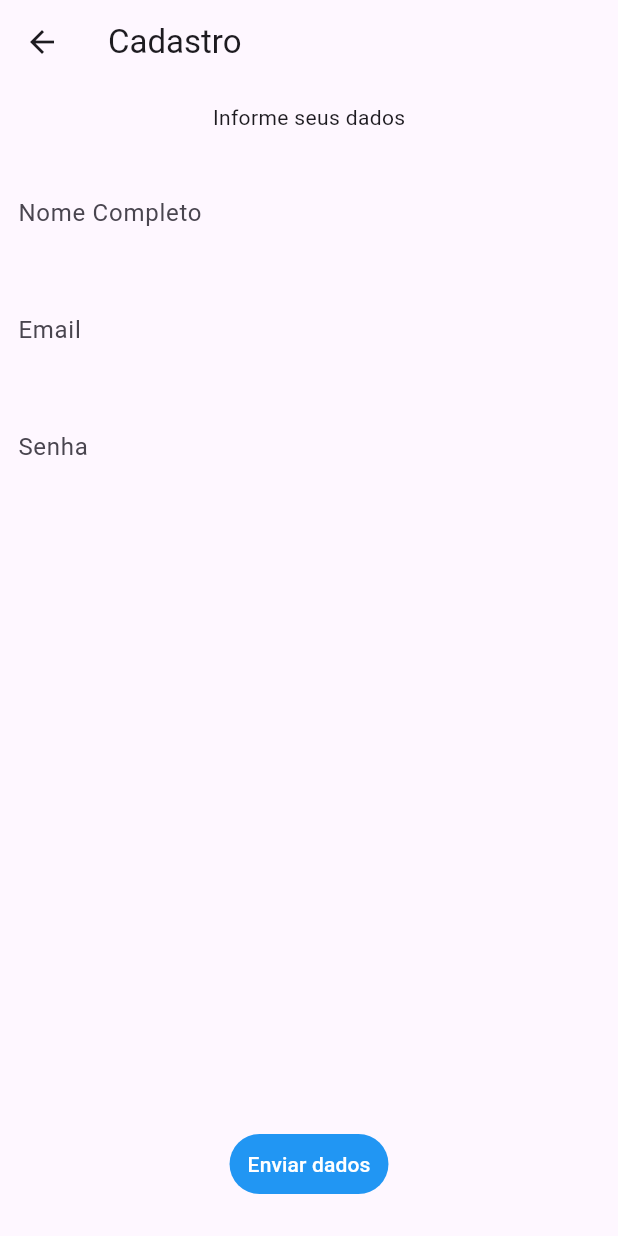
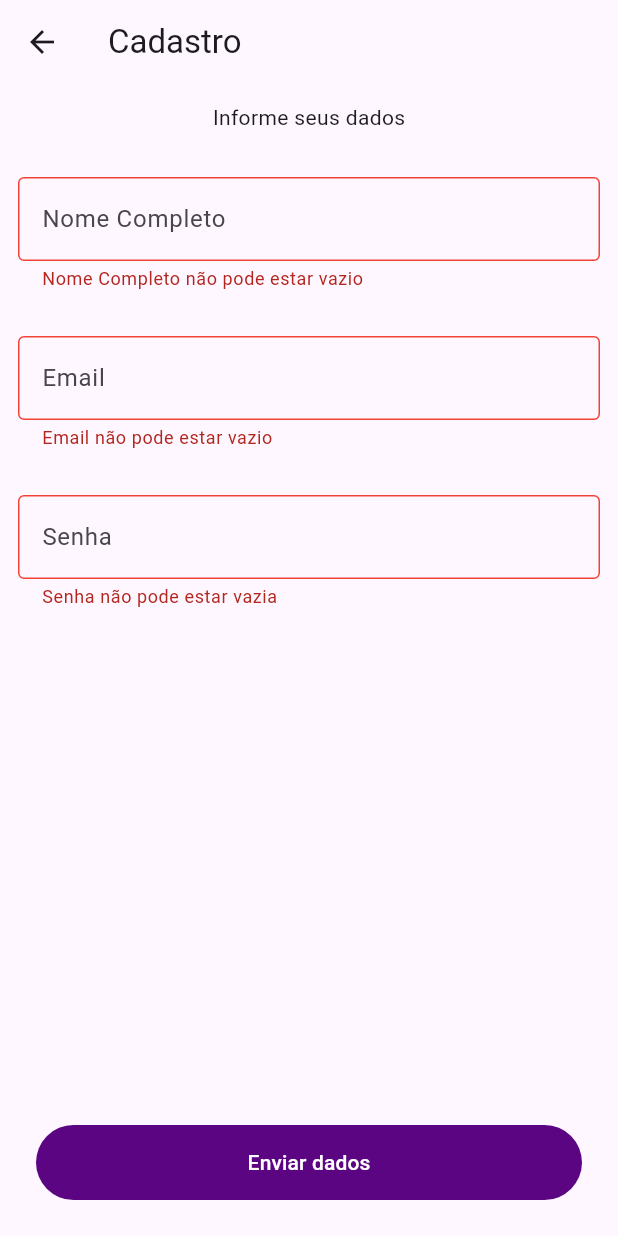
Before and after one commit to guilherme-CMachado/ofly_test, a Flutter app: the CadastroPage screen opened by its route, after a tap on "Enviar dados", on a phone screen of 412 x 824 dp. Run offline on Flutter 3.47's test engine with Material 3 defaults, Android fonts, the phone set to English and light mode, and no system bars; our stand-ins replace cloud_firestore, dotted_border, firebase_auth, firebase_core, fluttertoast, gap and 1 more; accounts and stored records are empty.

Commit message:
validators and addedTravels

```diff
--- /dev/null
+++ b/lib/core/common/validators.dart
@@ -0,0 +1,26 @@
+class Validator {
+  String? validateEmail(String? value) {
+    if (value == null || value.isEmpty) {
+      return 'Email não pode estar vazio';
+    } else if (!value.contains('@') || !value.contains('.com')) {
+      return 'Email deve conter @ e .com';
+    }
+    return null;
+  }
+
+  String? validatePassword(String? value) {
+    if (value == null || value.isEmpty) {
+      return 'Senha não pode estar vazia';
+    } else if (value.length < 6) {
+      return 'A senha deve ter no mínimo 6 caracteres';
+    }
+    return null;
+  }
+
+  String? validateFullName(String? value) {
+    if (value == null || value.isEmpty) {
+      return 'Nome Completo não pode estar vazio';
+    }
+    return null;
+  }
+}
--- a/lib/core/services/user_services.dart
+++ b/lib/core/services/user_services.dart
@@ -41,7 +41,10 @@ class UserService {
         backgroundColor: Colors.green,
         textColor: Colors.white,
       );
-      Navigator.pushReplacementNamed(context, "/login");
+      if (userModel != null) {
+        Navigator.pushReplacementNamed(context, "/login");
+      }
+
       return userModel;
     } catch (e) {
       print("Error during sign up: $e");
--- a/lib/features/cadastro/cadastro_page.dart
+++ b/lib/features/cadastro/cadastro_page.dart
@@ -1,8 +1,11 @@
 import 'package:flutter/material.dart';
+import 'package:ofly_tech_test/core/common/validators.dart';
 import 'package:ofly_tech_test/core/services/user_services.dart';
+import 'package:ofly_tech_test/utils/colors/appColors.dart';
 
 class CadastroPage extends StatefulWidget {
   static String route = "/cadastro";
+
   const CadastroPage({super.key});
 
   @override
@@ -10,73 +13,93 @@ class CadastroPage extends StatefulWidget {
 }
 
 class _CadastroPageState extends State<CadastroPage> {
+  final emailController = TextEditingController();
+  final passwordController = TextEditingController();
+  final nameController = TextEditingController();
+  final _userService = UserService();
+  final _validator = Validator();
+  final GlobalKey<FormState> formKey = GlobalKey<FormState>();
+
+  void submitForm() {
+    if (formKey.currentState!.validate()) {
+      _userService.signUp(
+        passwordController.text,
+        context,
+        emailController.text,
+        nameController.text,
+      );
+    }
+  }
+
   @override
   Widget build(BuildContext context) {
-    final emailController = TextEditingController();
-    final passwordController = TextEditingController();
-    final nameController = TextEditingController();
-
-    final _userService = UserService();
     return Scaffold(
       appBar: AppBar(
-        title: Text("Cadastro"),
+        title: const Text("Cadastro"),
       ),
       body: Container(
         margin: const EdgeInsets.all(12),
         child: Form(
+          key: formKey,
           child: Column(
             children: [
-              Text("Informe seus dados"),
-              SizedBox(
+              const Text("Informe seus dados"),
+              const SizedBox(
                 height: 30,
               ),
               TextFormField(
                 controller: nameController,
-                decoration: InputDecoration(
-                    border: InputBorder.none, hintText: "Nome Completo"),
+                validator: _validator.validateFullName,
+                decoration: const InputDecoration(
+                  border: OutlineInputBorder(),
+                  hintText: "Nome Completo",
+                  errorBorder: OutlineInputBorder(
+                    borderSide: BorderSide(color: Colors.red),
+                  ),
+                ),
               ),
-              SizedBox(
+              const SizedBox(
                 height: 30,
               ),
               TextFormField(
                 keyboardType: TextInputType.emailAddress,
                 controller: emailController,
-                decoration: InputDecoration(
-                    border: InputBorder.none, hintText: "Email"),
+                validator: _validator.validateEmail,
+                decoration: const InputDecoration(
+                  border: OutlineInputBorder(),
+                  hintText: "Email",
+                  errorBorder: OutlineInputBorder(
+                    borderSide: BorderSide(color: Colors.red),
+                  ),
+                ),
               ),
-              SizedBox(
+              const SizedBox(
                 height: 30,
               ),
               TextFormField(
                 controller: passwordController,
-                validator: (validator) {
-                  if (validator!.length < 6) {
-                    "A senha deverá no mínimo 6 caracteres";
-                  }
-                },
+                validator: _validator.validatePassword,
                 decoration: const InputDecoration(
-                    border: InputBorder.none, hintText: "Senha"),
+                  border: OutlineInputBorder(),
+                  hintText: "Senha",
+                  errorBorder: OutlineInputBorder(
+                    borderSide: BorderSide(color: Colors.red),
+                  ),
+                ),
               ),
-              SizedBox(
+              const SizedBox(
                 height: 30,
               ),
-              Spacer(),
+              const Spacer(),
               Container(
                 margin: const EdgeInsets.all(12),
                 child: TextButton(
                   style: TextButton.styleFrom(
-                    backgroundColor: Colors.blue,
-                    maximumSize: Size(double.infinity, 40),
+                    backgroundColor: AppColors.textButtonLightThemeColor,
+                    minimumSize: const Size(double.maxFinite, 50),
                   ),
-                  onPressed: () {
-                    _userService.signUp(
-                      passwordController.text,
-                      context,
-                      emailController.text,
-                      nameController.text,
-                    );
-                  },
-                  child: Text(
+                  onPressed: submitForm,
+                  child: const Text(
                     "Enviar dados",
                     style: TextStyle(color: Colors.white),
                   ),
--- a/lib/main.dart
+++ b/lib/main.dart
@@ -2,7 +2,8 @@ import 'package:firebase_core/firebase_core.dart';
 import 'package:flutter/material.dart';
 import 'package:ofly_tech_test/features/cadastro/cadastro_page.dart';
 import 'package:ofly_tech_test/features/home/home_page.dart';
-import 'package:ofly_tech_test/features/login_page.dart';
+import 'package:ofly_tech_test/features/login/login_page.dart';
+import 'package:ofly_tech_test/features/travels/travels_page.dart';
 import 'package:ofly_tech_test/firebase_options.dart';
 
 void main() async {
```
Also changed, not shown: lib/core/services/travels/booked_travels_service.dart (+35 -12 lines), lib/features/home/home_page.dart (+46 -50 lines), lib/features/profile/profile_page.dart (deleted, +0 -20 lines), lib/features/travels/travels_page.dart (+21 -22 lines), lib/features/login/login_page.dart (renamed from lib/features/login_page.dart).
